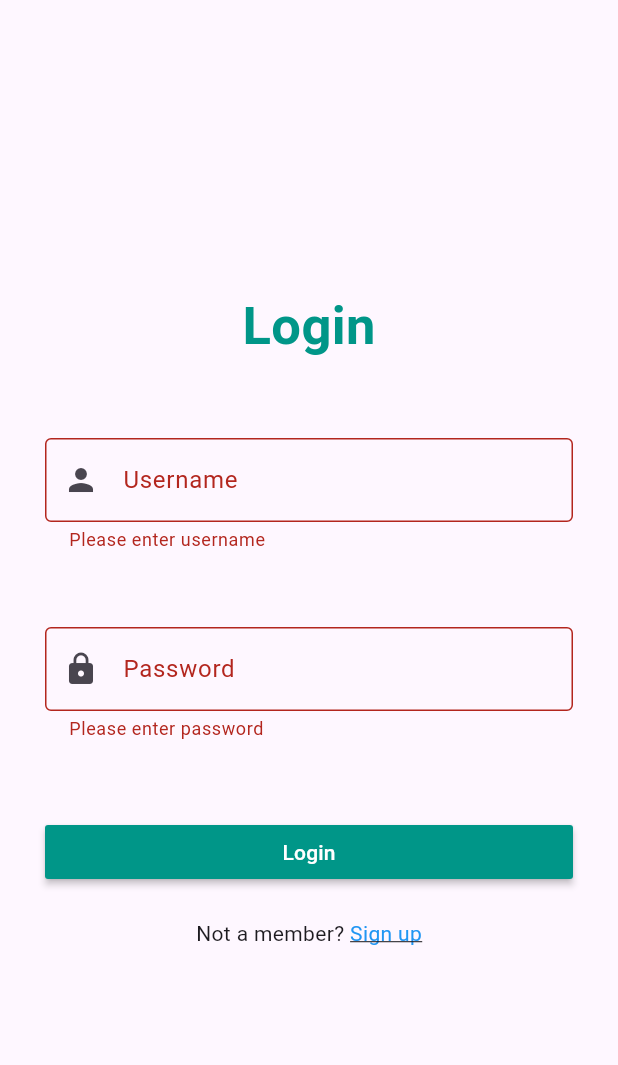
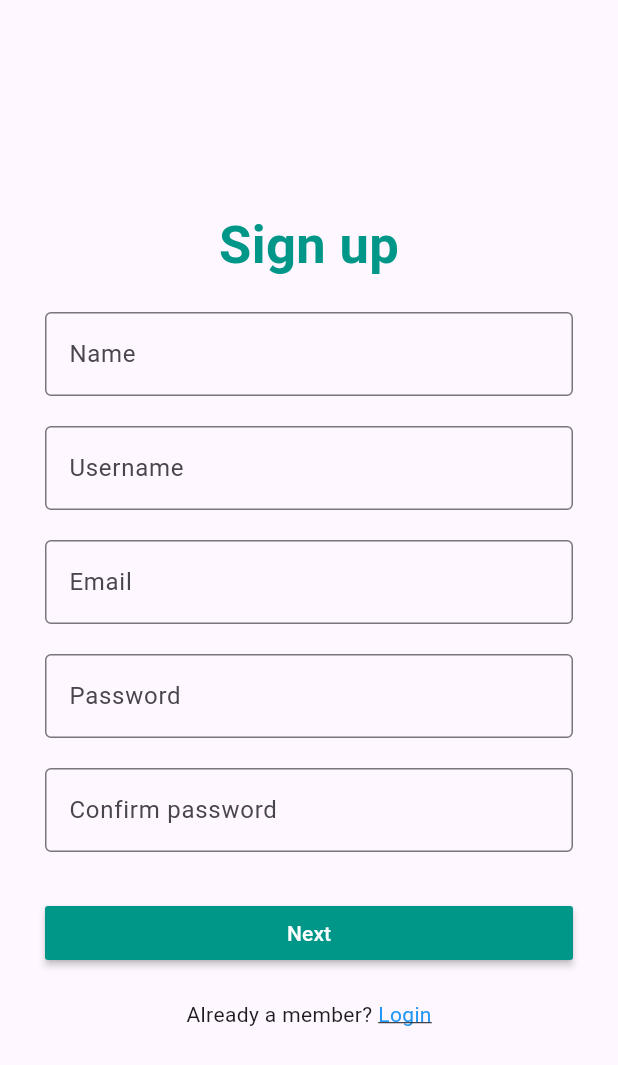
Before and after one commit to BMR81/CS1635-Dish-It-Out-App, a Flutter app: the screen it shows after launch, after a tap on "Login", after a tap on "Sign up", on a phone screen of 412 x 824 dp. Shown: the top 1065 px of the screen. Run offline on Flutter 3.47's test engine with Material 3 defaults, Android fonts, the phone set to English and light mode, and no system bars.

Commit message:
Added signup_view

```diff
--- a/lib/view/login_view.dart
+++ b/lib/view/login_view.dart
@@ -1,3 +1,4 @@
+import 'package:cs1635_dish_it_out_app/view/signup_view.dart';
 import 'package:flutter/material.dart';
 
 class LoginView extends StatefulWidget {
@@ -103,7 +104,9 @@ class _MyLoginState extends State<LoginView> {
                    'Sign up',
                    style: TextStyle(decoration: TextDecoration.underline, color: Colors.blue),
                  ),
-                 onTap: (){},
+                 onTap: (){
+                   Navigator.push(context, MaterialPageRoute(builder: (context) => SignupView()));
+                 },
                ),
              ],
            ),
--- /dev/null
+++ b/lib/view/signup_view.dart
@@ -0,0 +1,169 @@
+import 'package:flutter/material.dart';
+
+class SignupView extends StatefulWidget {
+  const SignupView({Key? key}) : super(key : key);
+
+  @override
+  _MySignupState createState() => _MySignupState();
+}
+
+class _MySignupState extends State<SignupView> {
+
+//   @override
+//   void initState() {
+//     super.initState();
+//     Provider.of<ListPicturesViewModel>(context, listen: false).fetchPictures();
+// //you can use anything you like or not use anything here. I call it just to have a content on the screen rather than having a blank screen
+//   }
+
+  final _passwordcontroller = TextEditingController();
+  final _confirmpasswordcontroller = TextEditingController();
+  final _formKey = GlobalKey<FormState>();
+
+  @override
+  Widget build(BuildContext context){
+    return MaterialApp(
+      home: Scaffold(
+        body: Column(
+          mainAxisAlignment: MainAxisAlignment.center,
+          crossAxisAlignment: CrossAxisAlignment.center,
+          children: [
+            Text(
+              'Sign up',
+              style: TextStyle(
+                  fontSize: 35,
+                  color: Colors.teal,
+                  fontWeight: FontWeight.bold
+              ),
+            ),
+
+            Padding(
+              padding: const EdgeInsets.fromLTRB(30, 20, 30, 20),
+              child: Form(
+                key: _formKey,
+                child: Column(
+                  children: [
+                    TextFormField(
+                      keyboardType: TextInputType.text,
+                      decoration: InputDecoration(
+                        labelText: 'Name',
+                        hintText: 'Enter name',
+                        border: OutlineInputBorder(),
+                      ),
+                      onChanged: (String enteredName){
+
+                      },
+                      validator: (enteredName){
+                        return enteredName!.isEmpty ? 'Please enter name' : null;
+                      },
+                    ),
+
+                    SizedBox(height: 20,),
+
+                    TextFormField(
+                      keyboardType: TextInputType.text,
+                      decoration: InputDecoration(
+                        labelText: 'Username',
+                        hintText: 'Enter username',
+                        border: OutlineInputBorder(),
+                      ),
+                      onChanged: (String enteredUsername){
+
+                      },
+                      validator: (enteredUsername){
+                        return enteredUsername!.isEmpty ? 'Please enter username' : null;
+                      },
+                    ),
+
+                    SizedBox(height: 20,),
+
+                    TextFormField(
+                      keyboardType: TextInputType.text,
+                      decoration: InputDecoration(
+                        labelText: 'Email',
+                        hintText: 'Enter email',
+                        border: OutlineInputBorder(),
+                      ),
+                      onChanged: (String enteredEmail){
+
+                      },
+                      validator: (enteredEmail){
+                        return enteredEmail!.isEmpty ? 'Please enter email' : null;
+                      },
+                    ),
+
+                    SizedBox(height: 20,),
+
+                    TextFormField(
+                      controller: _passwordcontroller,
+                      keyboardType: TextInputType.text,
+                      decoration: InputDecoration(
+                        labelText: 'Password',
+                        hintText: 'Enter password',
+                        border: OutlineInputBorder(),
+                      ),
+
+                      validator: (value){
+                        return value!.isEmpty ? 'Please enter password' : null;
+                      },
+                    ),
+
+                    SizedBox(height: 20,),
+
+                    TextFormField(
+                      keyboardType: TextInputType.text,
+                      decoration: InputDecoration(
+                        labelText: 'Confirm password',
+                        hintText: 'Confirm password',
+                        border: OutlineInputBorder(),
+                      ),
+
+                      validator: (value){
+                        if(value!.isEmpty){
+                          return 'Please confirm password';
+                        }else if(value != _passwordcontroller.text){
+                          return 'Password does not match';
+                        }
+                      },
+                    ),
+
+                    SizedBox(height: 30,),
+
+                    MaterialButton(
+                      minWidth: double.infinity,
+                      onPressed: (){
+                        if(_formKey.currentState!.validate()){
+
+                        }
+                      },
+                      child: Text('Next'),
+                      color: Colors.teal,
+                      textColor: Colors.white,
+                    ),
+                  ],
+                ),
+              ),
+            ),
+
+            Row(
+              mainAxisAlignment: MainAxisAlignment.center,
+              children: [
+                Text('Already a member? '),
+                InkWell(
+                  child: Text(
+                    'Login',
+                    style: TextStyle(decoration: TextDecoration.underline, color: Colors.blue),
+                  ),
+                  onTap: (){
+                    Navigator.pop(context, MaterialPageRoute(builder: (context) => SignupView()));
+                  },
+                ),
+              ],
+            ),
+
+          ],
+        ),
+      ),
+    );
+  }
+}
```
